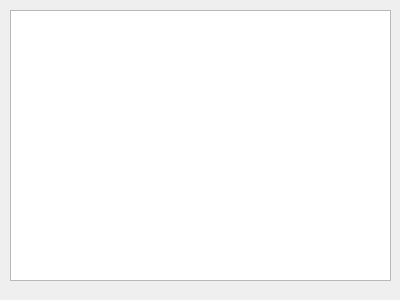
Old version of the form main.ui in the repository Denisprogrammer2004/MY-COFFEE.
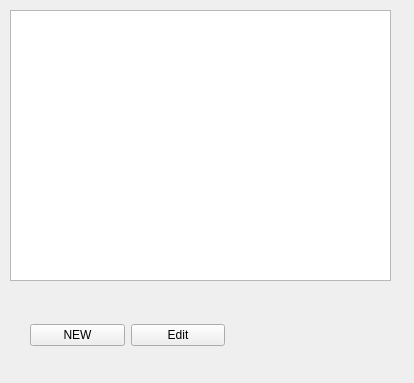
New version of the form.

The edit to the form file:
```diff
--- a/main.ui
+++ b/main.ui
@@ -6,8 +6,8 @@
    <rect>
     <x>0</x>
     <y>0</y>
-    <width>400</width>
-    <height>300</height>
+    <width>414</width>
+    <height>383</height>
    </rect>
   </property>
   <property name="windowTitle">
@@ -23,6 +23,32 @@
     </rect>
    </property>
   </widget>
+  <widget class="QWidget" name="layoutWidget">
+   <property name="geometry">
+    <rect>
+     <x>30</x>
+     <y>320</y>
+     <width>195</width>
+     <height>30</height>
+    </rect>
+   </property>
+   <layout class="QHBoxLayout" name="horizontalLayout">
+    <item>
+     <widget class="QPushButton" name="newButton">
+      <property name="text">
+       <string>NEW</string>
+      </property>
+     </widget>
+    </item>
+    <item>
+     <widget class="QPushButton" name="editButton">
+      <property name="text">
+       <string>Edit</string>
+      </property>
+     </widget>
+    </item>
+   </layout>
+  </widget>
  </widget>
  <resources/>
  <connections/>
```
